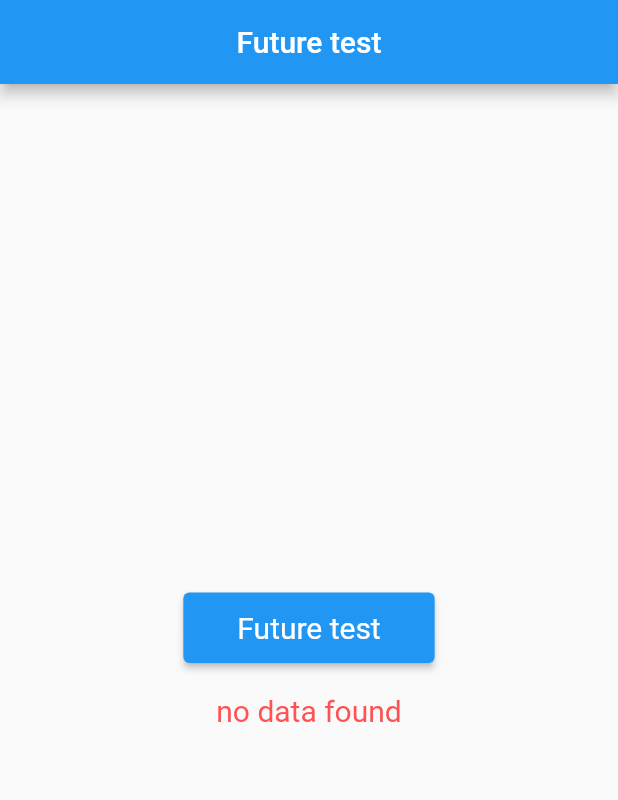
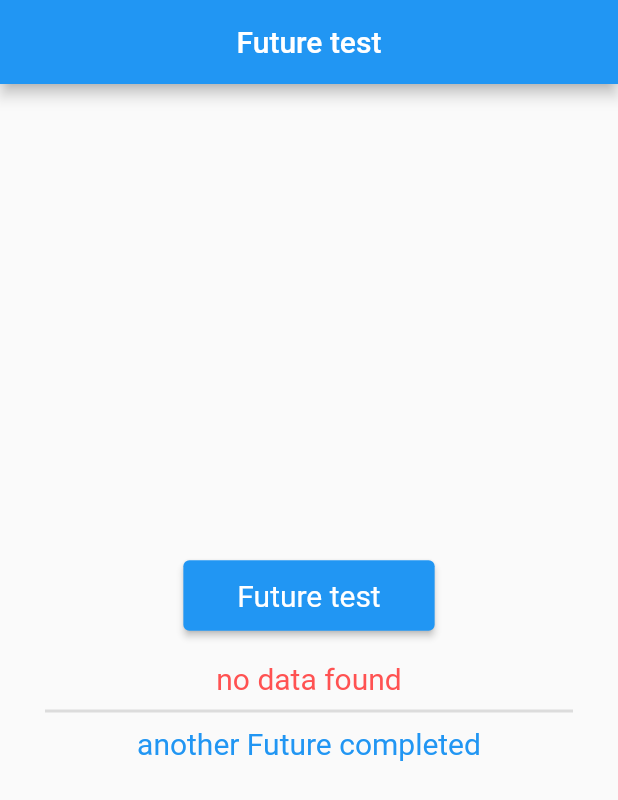
Before and after one commit to gandalgom/chef-future-lotto, a Flutter app: the screen it shows after launch, on a phone screen of 412 x 824 dp. Shown: the top 800 px of the screen. Run offline on Flutter 3.47's test engine with Material 2 defaults, Android fonts, the phone set to English and light mode, and no system bars.

Commit message:
FutureBuilder/async/await로 text 갱신처리되는 예

```diff
--- a/lib/main.dart
+++ b/lib/main.dart
@@ -55,6 +55,19 @@ class _MyHomeState extends State<MyHome> {
                 result,
                 style: const TextStyle(fontSize: 20.0, color: Colors.redAccent),
               ),
+              const Divider(height: 20.0, thickness: 2.0),
+              FutureBuilder(
+                builder: (context, snapshot) {
+                  if (snapshot.connectionState == ConnectionState.done) {
+                    return Text(
+                      snapshot.data.toString(),
+                      style: const TextStyle(fontSize: 20.0, color: Colors.blue),
+                    );
+                  }
+                  return const CircularProgressIndicator();
+                },
+                future: myFuture(),
+              ),
             ],
           ),
         ),
@@ -73,4 +86,9 @@ class _MyHomeState extends State<MyHome> {
       )
     );
   }
+
+  Future<String> myFuture() async {
+    await Future.delayed(const Duration(seconds: 2));
+    return 'another Future completed';
+  }
 }
```
